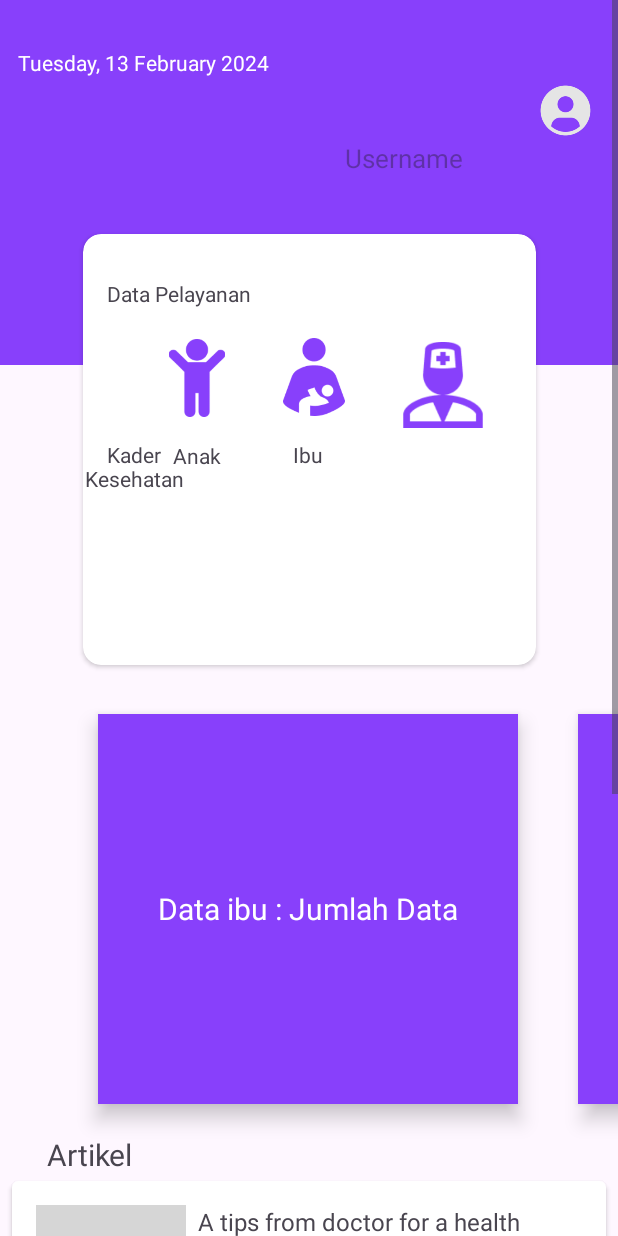
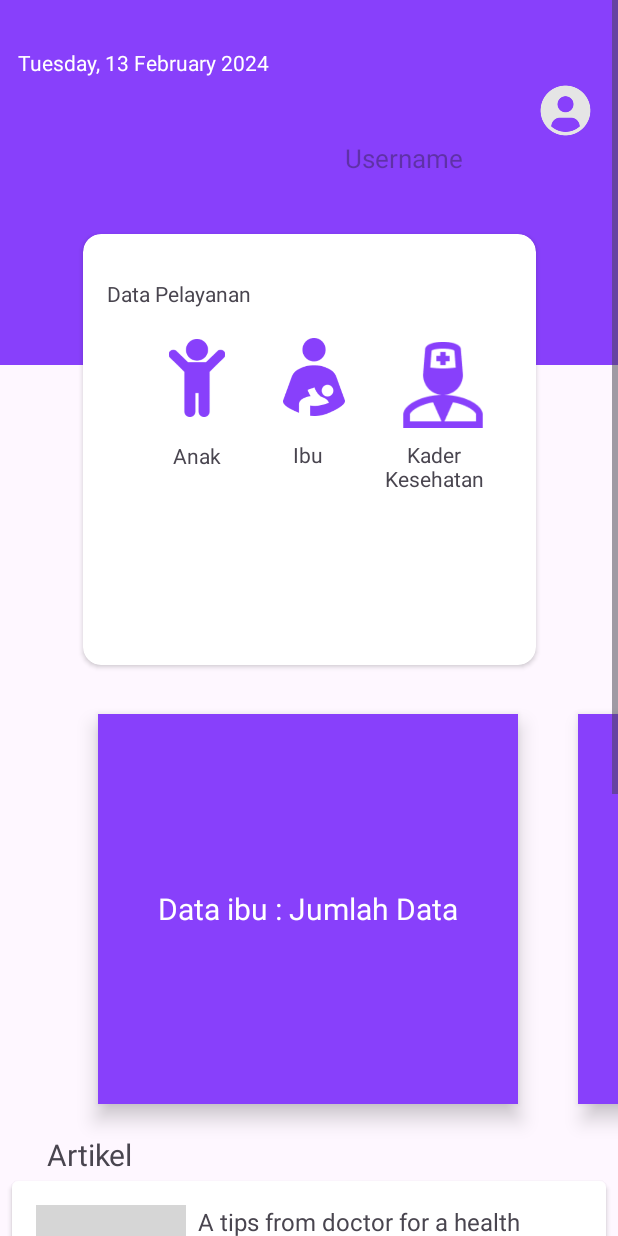
Before and after one commit to FATx64/ekohort-android, an Android app: the HomeActivity screen opened directly, with no data from a screen before it, on a phone screen of 412 x 824 dp. Run offline under Robolectric (Android 15) with nearby library versions, the light colour scheme and no system bars; our stand-ins replace Firebase (no records; nobody signed in at launch, a user with empty details on screens opened directly); grey boxes are pictures that could not be loaded.

Commit message:
change menu card_menu.xml item

```diff
--- a/app/src/main/res/layout/card_menu.xml
+++ b/app/src/main/res/layout/card_menu.xml
@@ -93,12 +93,12 @@
                 android:id="@+id/tvkader"
                 android:layout_width="68dp"
                 android:layout_height="39dp"
+                android:layout_marginStart="40dp"
                 android:layout_marginTop="8dp"
                 android:text="@string/kader_kesehatan"
                 android:textAlignment="center"
-
-                app:layout_constraintTop_toBottomOf="@+id/ic_kader"
-                tools:layout_editor_absoluteX="202dp" />
+                app:layout_constraintStart_toEndOf="@id/textView7"
+                app:layout_constraintTop_toBottomOf="@+id/ic_kader" />
 
         </androidx.constraintlayout.widget.ConstraintLayout>
 
```
